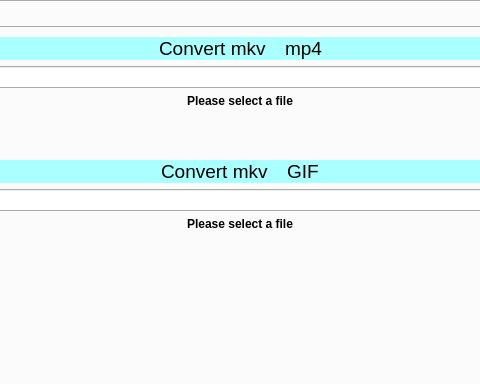
This is src/wayland/formMainWindow_wl.ui in rusbomber/vokoscreenNG as Qt 5 draws it before an edit; both pictures show x 241 to 721 and y 0 to 384 of the 828 by 567 pixel window. The edited form follows.
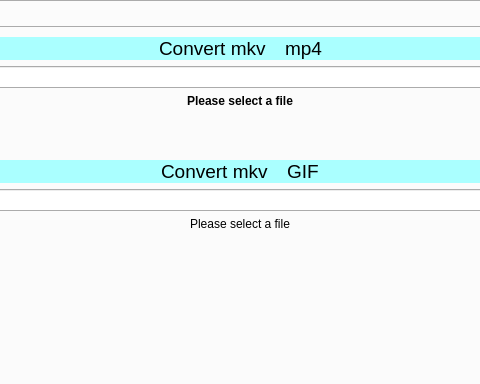
This is the edited form. Icons and pictures are not drawn.

```diff
--- a/src/wayland/formMainWindow_wl.ui
+++ b/src/wayland/formMainWindow_wl.ui
@@ -3267,11 +3267,6 @@
                        <verstretch>0</verstretch>
                       </sizepolicy>
                      </property>
-                     <property name="font">
-                      <font>
-                       <bold>true</bold>
-                      </font>
-                     </property>
                      <property name="text">
                       <string notr="true">Please select a file</string>
                      </property>
```
